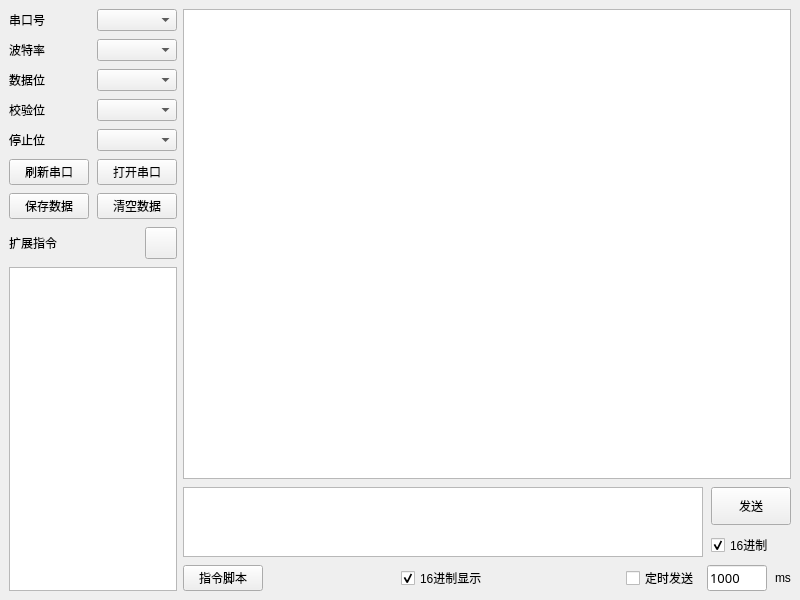
Before: the Qt Designer form MainWindow.ui in AndroidCoderPeng/SerialPortDebugger, drawn with Qt 5.
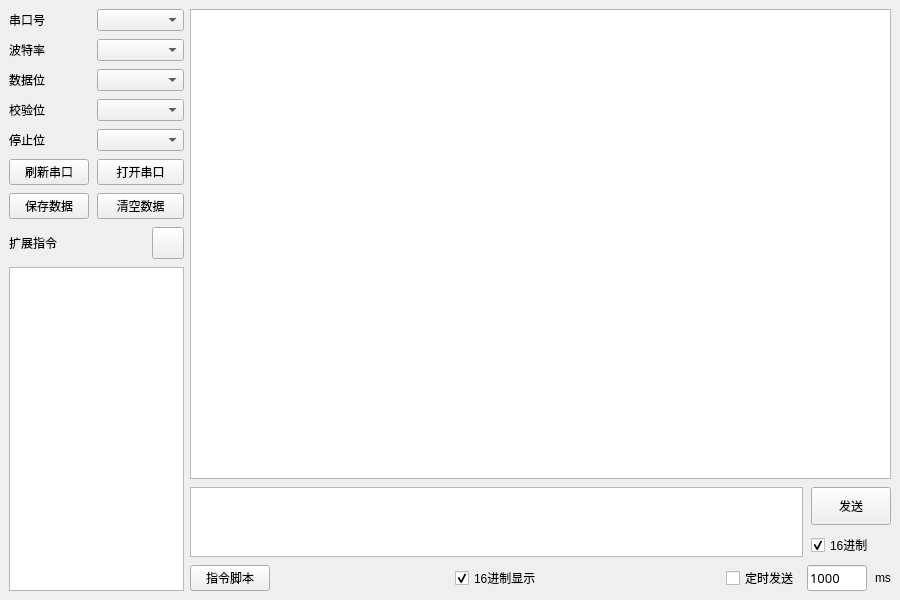
After: the same form once the commit is applied. Icons and pictures are not drawn.

Commit message: feat(main): 添加串口错误调试信息，优化打开串口失败提示

What changed in the file:
```diff
--- a/MainWindow.ui
+++ b/MainWindow.ui
@@ -6,7 +6,7 @@
    <rect>
     <x>0</x>
     <y>0</y>
-    <width>800</width>
+    <width>900</width>
     <height>600</height>
    </rect>
   </property>
```
The commit also changes 2 other files.
